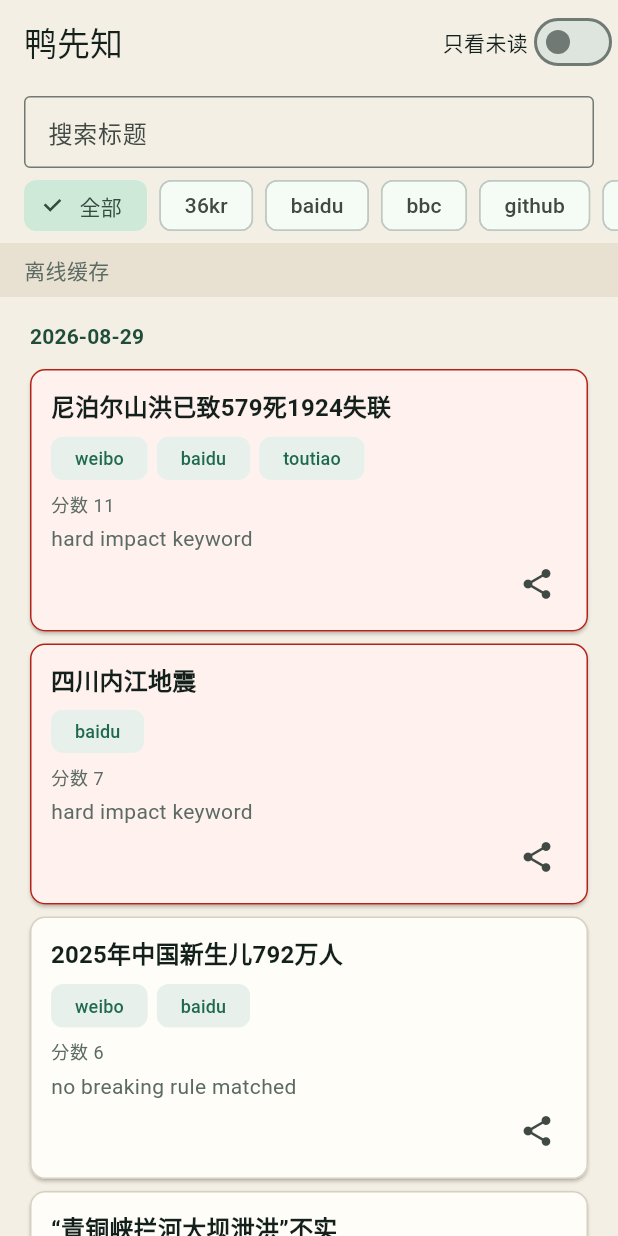
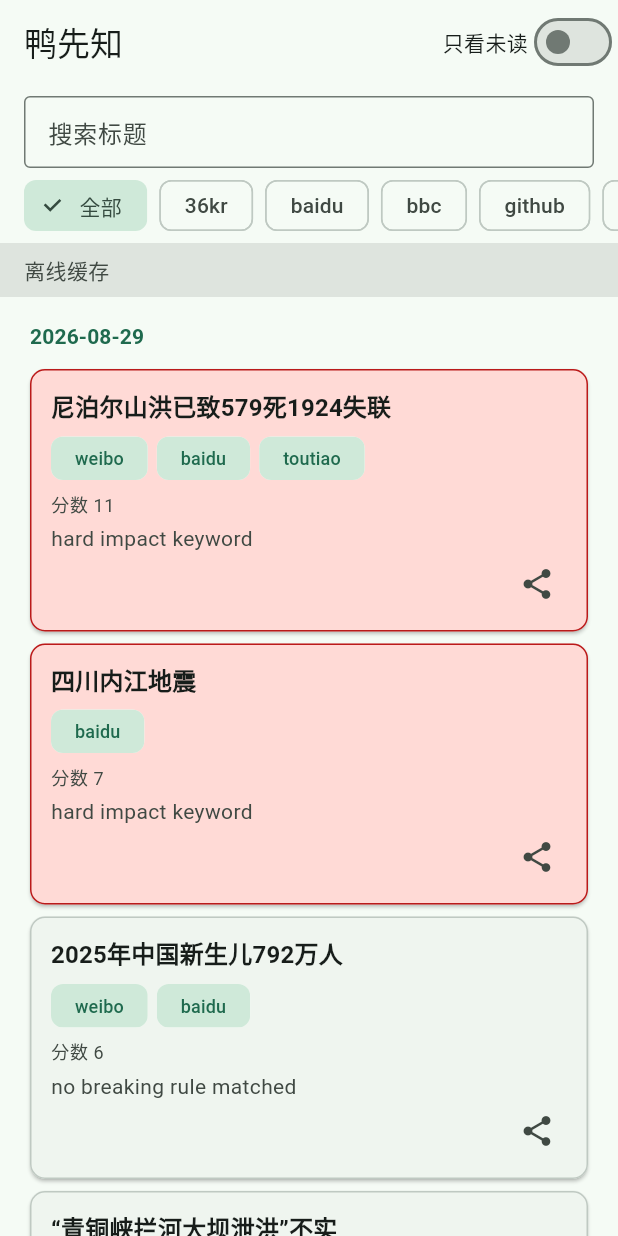
Before and after one commit to toolazytoname/AquaSight, a Flutter app: the screen it shows after launch, on a phone screen of 412 x 824 dp. Run offline on Flutter 3.47's test engine with Material 3 defaults, Android fonts, the phone set to English and light mode, and no system bars; our stand-ins replace share_plus; network calls fail.

Commit message:
T39: ColorScheme tokens for timeline and card surfaces
Replace parchment hex in timeline_page and event_card with Theme
ColorScheme so dark mode is not stuck on light surfaces. Breaking
cards keep errorContainer/error. ThemeData in aqua_app is unchanged.

Co-authored-by: lazy <lazywc@gmail.com>

```diff
--- a/app/lib/ui/event_card.dart
+++ b/app/lib/ui/event_card.dart
@@ -115,11 +115,11 @@ class _EventCardState extends State<EventCard> {
         onTap: _openPrimary,
         child: Card(
           key: Key('event-card-${item.id}'),
-          color: item.isBreaking ? const Color(0xFFFFF1EE) : const Color(0xFFFFFDF8),
+          color: item.isBreaking ? scheme.errorContainer : scheme.surfaceContainerLow,
           shape: RoundedRectangleBorder(
             borderRadius: BorderRadius.circular(10),
             side: BorderSide(
-              color: item.isBreaking ? const Color(0xFFB42318) : const Color(0xFFD7CFC0),
+              color: item.isBreaking ? scheme.error : scheme.outlineVariant,
             ),
           ),
           child: Padding(
@@ -135,7 +135,7 @@ class _EventCardState extends State<EventCard> {
                         item.displayTitle,
                         style: Theme.of(context).textTheme.titleMedium?.copyWith(
                               fontWeight: FontWeight.w600,
-                              color: const Color(0xFF14201C),
+                              color: scheme.onSurface,
                             ),
                       ),
                     ),
@@ -146,7 +146,7 @@ class _EventCardState extends State<EventCard> {
                           '已读',
                           key: Key('event-card-${item.id}-read'),
                           style: Theme.of(context).textTheme.labelMedium?.copyWith(
-                                color: const Color(0xFF5B6B64),
+                                color: scheme.onSurfaceVariant,
                               ),
                         ),
                       ),
@@ -164,7 +164,7 @@ class _EventCardState extends State<EventCard> {
                             label: Text(name),
                             visualDensity: VisualDensity.compact,
                             materialTapTargetSize: MaterialTapTargetSize.shrinkWrap,
-                            backgroundColor: const Color(0xFFE8F0EC),
+                            backgroundColor: scheme.secondaryContainer,
                             side: BorderSide.none,
                             labelStyle: TextStyle(
                               fontSize: 12,
@@ -180,7 +180,7 @@ class _EventCardState extends State<EventCard> {
                   Text(
                     '分数 $score',
                     style: Theme.of(context).textTheme.bodySmall?.copyWith(
-                          color: const Color(0xFF5B6B64),
+                          color: scheme.onSurfaceVariant,
                         ),
                   ),
                 ],
@@ -191,7 +191,7 @@ class _EventCardState extends State<EventCard> {
                     maxLines: 1,
                     overflow: TextOverflow.ellipsis,
                     style: Theme.of(context).textTheme.bodyMedium?.copyWith(
-                          color: const Color(0xFF5B6B64),
+                          color: scheme.onSurfaceVariant,
                         ),
                   ),
                 ],
--- a/app/lib/ui/timeline_page.dart
+++ b/app/lib/ui/timeline_page.dart
@@ -132,12 +132,13 @@ class _TimelinePageState extends State<TimelinePage> {
 
   @override
   Widget build(BuildContext context) {
+    final scheme = Theme.of(context).colorScheme;
     return Scaffold(
-      backgroundColor: const Color(0xFFF4EFE4),
+      backgroundColor: scheme.surface,
       appBar: AppBar(
         title: const Text('鸭先知'),
-        backgroundColor: const Color(0xFFF4EFE4),
-        foregroundColor: const Color(0xFF14201C),
+        backgroundColor: scheme.surface,
+        foregroundColor: scheme.onSurface,
         elevation: 0,
         actions: [
           const Text('只看未读'),
@@ -343,15 +344,16 @@ class _OfflineBanner extends StatelessWidget {
 
   @override
   Widget build(BuildContext context) {
+    final scheme = Theme.of(context).colorScheme;
     return Material(
       key: const Key('offline-banner'),
-      color: const Color(0xFFE8E0D0),
+      color: scheme.surfaceContainerHighest,
       child: Padding(
         padding: const EdgeInsets.fromLTRB(16, 8, 16, 8),
         child: Text(
           '离线缓存',
           style: Theme.of(context).textTheme.bodyMedium?.copyWith(
-                color: const Color(0xFF5B6B64),
+                color: scheme.onSurfaceVariant,
               ),
         ),
       ),
@@ -401,7 +403,7 @@ class _SourceFilterBar extends StatelessWidget {
   @override
   Widget build(BuildContext context) {
     return Material(
-      color: const Color(0xFFF4EFE4),
+      color: Theme.of(context).colorScheme.surface,
       child: SingleChildScrollView(
         scrollDirection: Axis.horizontal,
         padding: const EdgeInsets.fromLTRB(16, 4, 16, 8),
@@ -475,8 +477,8 @@ class _DaySection extends StatelessWidget {
               group.label,
               style: Theme.of(context).textTheme.titleSmall?.copyWith(
                     color: group.label == unknownDateLabel
-                        ? const Color(0xFF5B6B64)
-                        : const Color(0xFF1F4D3A),
+                        ? Theme.of(context).colorScheme.onSurfaceVariant
+                        : Theme.of(context).colorScheme.primary,
                     fontWeight: FontWeight.w700,
                   ),
             ),
```
Also changed, not shown: 2 other files.
